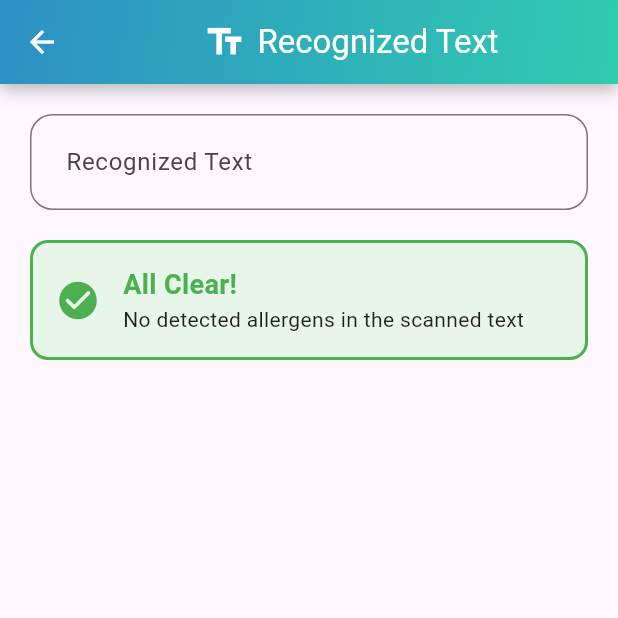
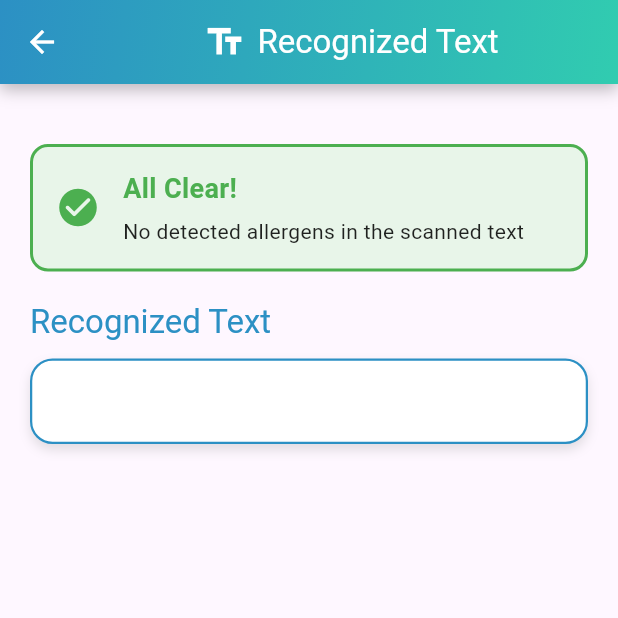
Before and after one commit to tawafmesar/FADA-App, a Flutter app: the RecognizePage screen opened directly with empty values, on a phone screen of 412 x 824 dp, the top half of it. Run offline on Flutter 3.47's test engine with Material 3 defaults, Android fonts, the phone set to English and light mode, and no system bars; our stand-ins replace dartz, file_picker, flutter_dotenv, flutter_gemini, flutter_otp_text_field, font_awesome_flutter and 7 more; missing offline and left inert: google_mlkit_text_recognition; accounts and stored records are empty; project files that could hold a hidden picture were left out.

Commit message:
feat: improve recognization page UI and store scan type

```diff
--- a/src/fada/lib/view/screen/recognization_page.dart
+++ b/src/fada/lib/view/screen/recognization_page.dart
@@ -1,12 +1,12 @@
+import 'dart:io';
 import 'package:flutter/material.dart';
 import 'package:google_mlkit_text_recognition/google_mlkit_text_recognition.dart';
-import 'package:fada/core/constant/color.dart';
 import 'package:get/get.dart';
 import 'package:lottie/lottie.dart';
-import 'dart:io';
+import 'package:fada/core/constant/color.dart';
+import 'package:fada/core/constant/imageasset.dart';
 
 import '../../controller/add_file_controller.dart';
-import '../../core/constant/imageasset.dart';
 import '../widget/custom_app_bar_with_back.dart';
 import '../widget/custom_drawer.dart';
 
@@ -30,53 +30,95 @@ class _RecognizePageState extends State<RecognizePage> {
   @override
   void initState() {
     super.initState();
+    if (widget.path != null) {
       final inputImage = InputImage.fromFilePath(widget.path!);
       processImage(inputImage);
+    }
   }
 
   @override
   Widget build(BuildContext context) {
     return Scaffold(
-      appBar:const CustomAppBarWithBack(
+      appBar: const CustomAppBarWithBack(
         title: "Recognized Text",
         icon: Icons.text_fields,
-
       ),
-      drawer: CustomDrawer(),
+      drawer:  CustomDrawer(),
       body: _isBusy
-          ?  Center(
-        child: Lottie.asset(AppImageAsset.loading, width: 250, height: 250),
-      ) : Padding(
+          ? Center(
+        child: Lottie.asset(
+          AppImageAsset.loading,
+          width: 250,
+          height: 250,
+        ),
+      )
+          : Padding(
         padding: const EdgeInsets.all(20),
+        child: SingleChildScrollView(
           child: Column(
             crossAxisAlignment: CrossAxisAlignment.start,
             children: [
-            TextFormField(
-              maxLines: null,
-              controller: controller,
-              style: Theme.of(context).textTheme.bodyLarge,
-              decoration: InputDecoration(
-                labelText: "Recognized Text",
-                hintText: "Text will appear here...",
-                border: OutlineInputBorder(
+              // 1. Display the scanned image (if available)
+              if (widget.path != null)
+                Container(
+                  height: 250,
+                  width: double.infinity,
+                  decoration: BoxDecoration(
                     borderRadius: BorderRadius.circular(15),
-                  borderSide: const BorderSide(color: AppColor.primaryColor),
+                    image: DecorationImage(
+                      image: FileImage(File(widget.path!)),
+                      fit: BoxFit.cover,
                     ),
-                focusedBorder: OutlineInputBorder(
-                  borderRadius: BorderRadius.circular(15),
-                  borderSide: const BorderSide(color: AppColor.primaryColor, width: 2),
+                    boxShadow: [
+                      BoxShadow(
+                        color: Colors.black.withOpacity(0.2),
+                        blurRadius: 8,
+                        offset: const Offset(0, 4),
                       ),
-                contentPadding: const EdgeInsets.all(20),
+                    ],
                   ),
                 ),
               const SizedBox(height: 20),
+              // 2. Display the allergy result card
               _buildAllergyStatusCard(),
+              const SizedBox(height: 20),
+              // 3. Display the recognized text
+              Text(
+                "Recognized Text",
+                style: Theme.of(context)
+                    .textTheme
+                    .headline6
+                    ?.copyWith(color: AppColor.primaryColor),
+              ),
+              const SizedBox(height: 10),
+              Container(
+                padding: const EdgeInsets.all(15),
+                width: double.infinity,
+                decoration: BoxDecoration(
+                  color: Colors.white,
+                  borderRadius: BorderRadius.circular(15),
+                  border: Border.all(color: AppColor.primaryColor, width: 1.5),
+                  boxShadow: [
+                    BoxShadow(
+                      color: Colors.grey.withOpacity(0.3),
+                      blurRadius: 6,
+                      offset: const Offset(0, 4),
+                    ),
                   ],
+                ),
+                child: Text(
+                  controller.text,
+                  style: Theme.of(context).textTheme.bodyText1,
+                ),
+              ),
+            ],
+          ),
         ),
       ),
     );
   }
 
+  /// Builds a status card that shows whether potential allergens were found.
   Widget _buildAllergyStatusCard() {
     return Container(
       width: double.infinity,
@@ -109,15 +151,12 @@ class _RecognizePageState extends State<RecognizePage> {
                     color: _hasAllergyWords ? Colors.red : Colors.green,
                   ),
                 ),
-                if (_hasAllergyWords)
+                const SizedBox(height: 5),
                 Text(
-                    "Found potential allergens: ${_foundAllergyWords.join(', ')}",
+                  _hasAllergyWords
+                      ? "Found potential allergens: ${_foundAllergyWords.join(', ')}"
+                      : "No detected allergens in the scanned text",
                   style: const TextStyle(color: Colors.black87),
-                  )
-                else
-                  const Text(
-                    "No detected allergens in the scanned text",
-                    style: TextStyle(color: Colors.black87),
                 ),
               ],
             ),
@@ -127,6 +166,7 @@ class _RecognizePageState extends State<RecognizePage> {
     );
   }
 
+  /// Processes the image using ML Kit to recognize text and checks for allergy words.
   void processImage(InputImage image) async {
     setState(() => _isBusy = true);
 
@@ -149,6 +189,8 @@ class _RecognizePageState extends State<RecognizePage> {
           ? "Allergy Alert!\nFound potential allergens: ${_foundAllergyWords.join(', ')}"
           : "All Clear!\nNo detected allergens in the scanned text";
       addFileController.filePath = widget.path;
+      addFileController.scan_type.text = "1";
+
       addFileController.addFile();
 
       textRecognizer.close();
```
Lines whose indentation alone changed are shown as unchanged.
